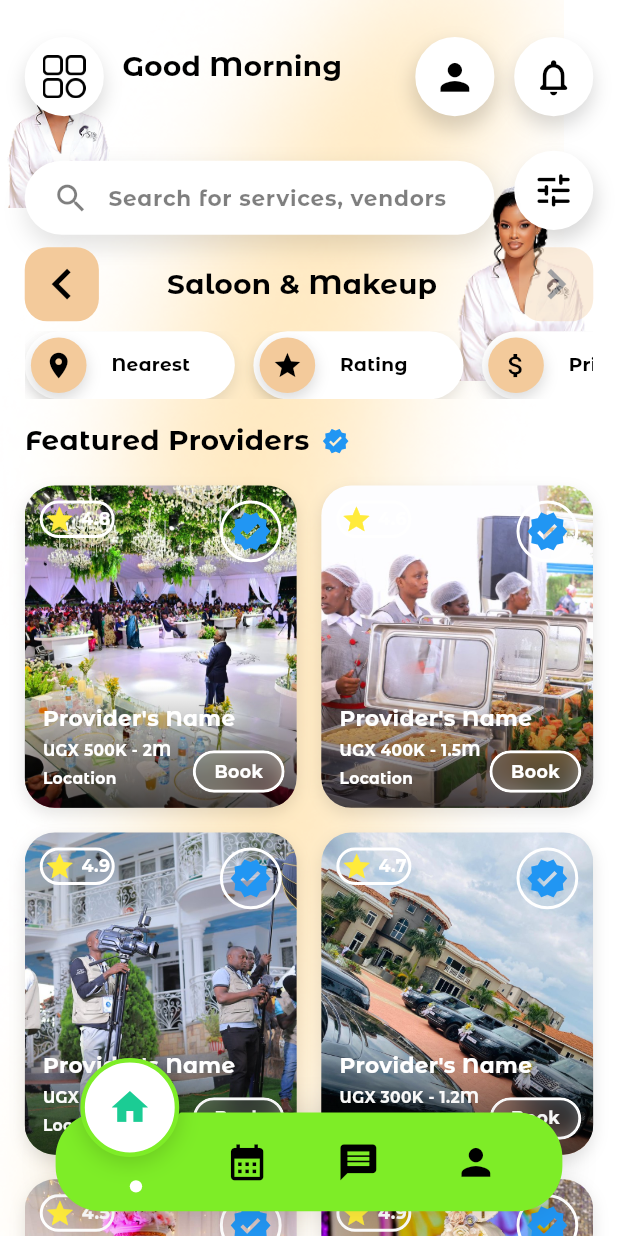
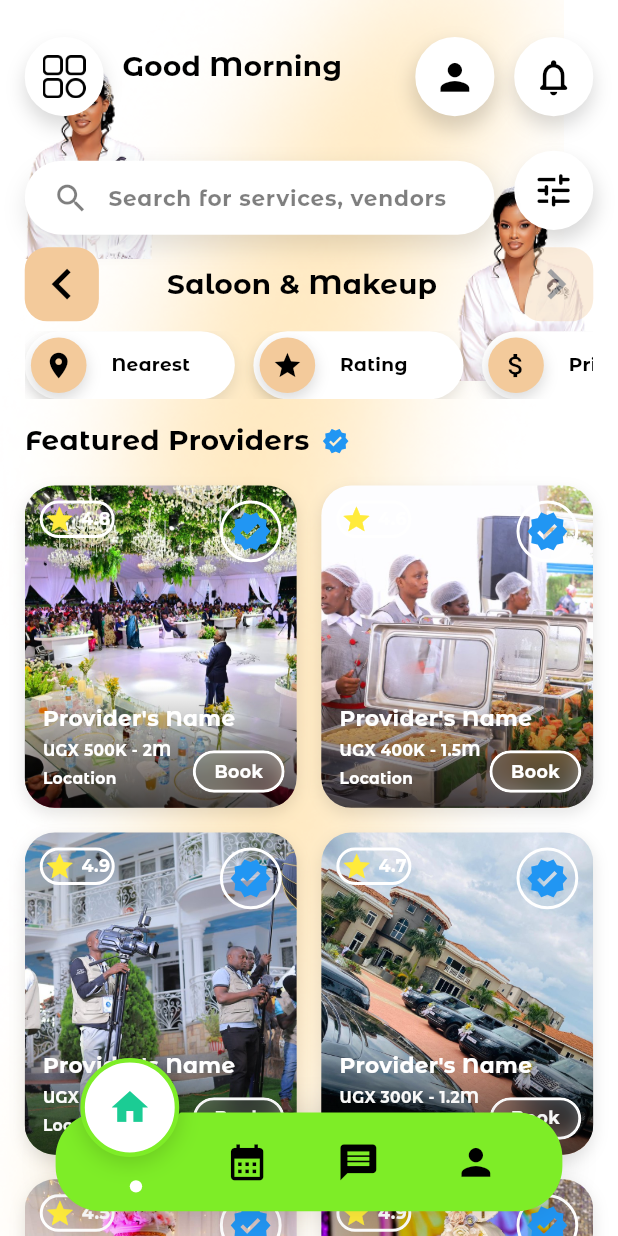
Before and after one commit to Alvin11David/Events-Uganda, a Flutter app: the ServiceListingSaloonScreen screen opened directly, on a phone screen of 412 x 824 dp. Run offline on Flutter 3.47's test engine with Material 3 defaults, Android fonts, the phone set to English and light mode, and no system bars; our stand-ins replace cloud_firestore, firebase_auth, firebase_core, firebase_messaging, google_sign_in, shared_preferences and 1 more; accounts and stored records are empty.

```diff
--- a/events_uganda/lib/Users/Customers/Service_Listing_Saloon_Screen.dart
+++ b/events_uganda/lib/Users/Customers/Service_Listing_Saloon_Screen.dart
@@ -958,8 +958,8 @@ class _ServiceListingSaloonScreenState extends State<ServiceListingSaloonScreen>
               left: -screenWidth * 0.1,
               child: Image.asset(
                 'assets/images/saloonvect.png',
-                width: screenWidth * 0.4,
-                height: screenWidth * 0.4,
+                width: screenWidth * 0.5,
+                height: screenWidth * 0.5,
                 fit: BoxFit.contain,
               ),
             ),
```
